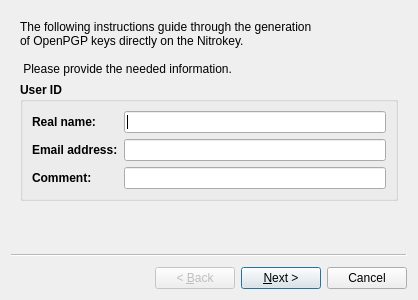
Qt form nitropyapp/ui/key_generation.ui (daringer/nitropy-app) before a commit.
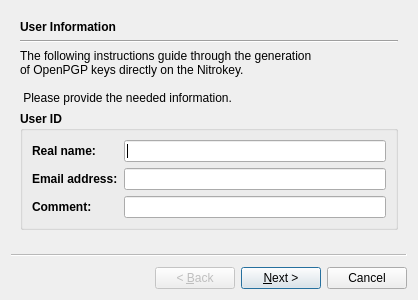
The same form after that commit. Icons and pictures are not drawn.

```diff
--- a/nitropyapp/ui/key_generation.ui
+++ b/nitropyapp/ui/key_generation.ui
@@ -18,6 +18,26 @@
   </property>
   <widget class="QWizardPage" name="wizardPage1">
    <layout class="QVBoxLayout" name="verticalLayout">
+    <item>
+     <widget class="QLabel" name="label_4">
+      <property name="font">
+       <font>
+        <weight>75</weight>
+        <bold>true</bold>
+       </font>
+      </property>
+      <property name="text">
+       <string>User Information</string>
+      </property>
+     </widget>
+    </item>
+    <item>
+     <widget class="Line" name="line">
+      <property name="orientation">
+       <enum>Qt::Horizontal</enum>
+      </property>
+     </widget>
+    </item>
     <item>
      <widget class="QLabel" name="label">
       <property name="text">
```
Left out of the diff: 291 changed lines with no effect on the pictures.
